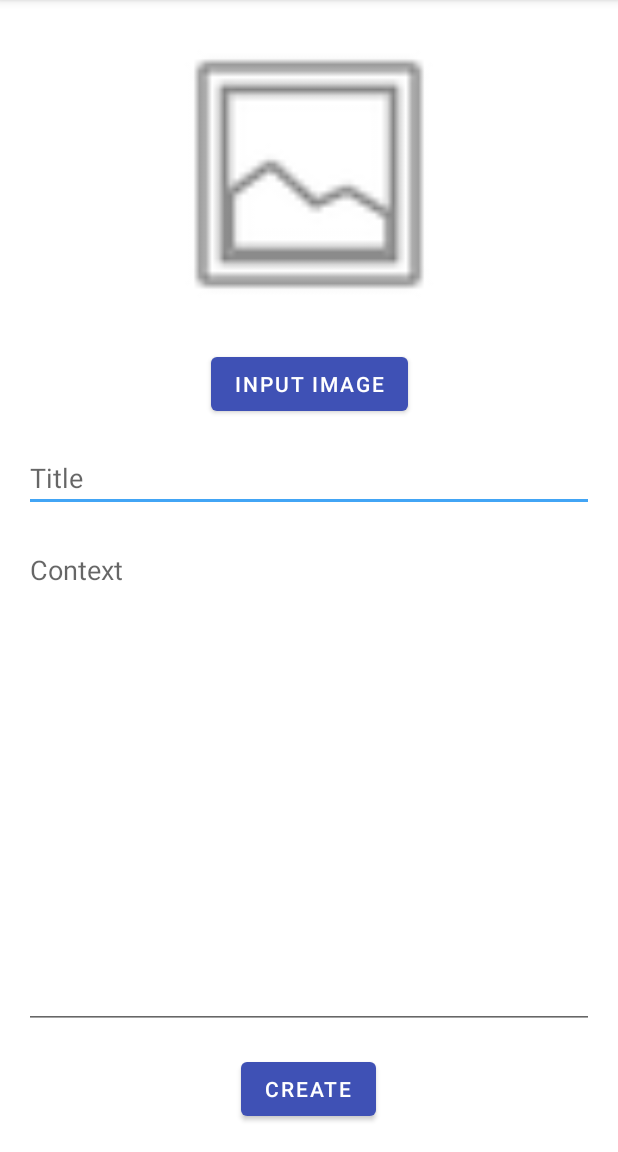
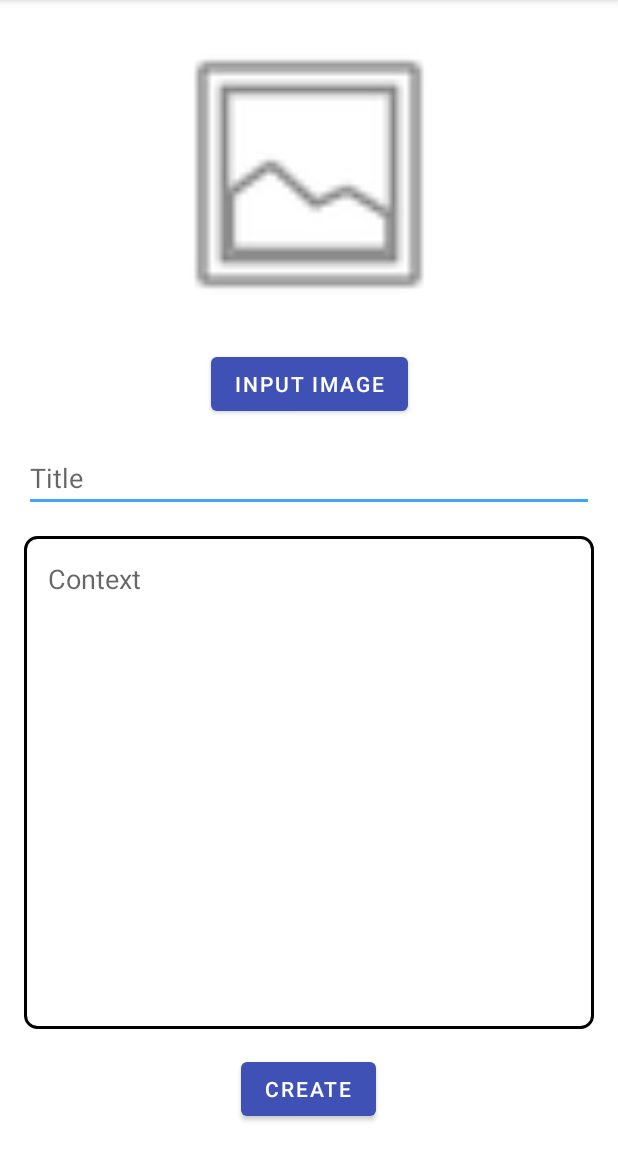
Before and after one commit to rmunechika/ChildPedia, an Android app: the CreateActivity screen opened directly, with no data from a screen before it, on a phone screen of 412 x 824 dp, the part 84-1236 px from its top. Run offline under Robolectric (Android 15) with nearby library versions, the phone set to English and light mode, and no system bars.

Commit message:
penambahan drawable

```diff
--- a/app/src/main/res/layout/activity_create.xml
+++ b/app/src/main/res/layout/activity_create.xml
@@ -41,7 +41,8 @@
         app:layout_constraintEnd_toEndOf="parent"
         app:layout_constraintHorizontal_bias="0.0"
         app:layout_constraintStart_toStartOf="parent"
-        app:layout_constraintTop_toBottomOf="@+id/btn_input" />
+        app:layout_constraintTop_toBottomOf="@+id/btn_input"
+        />
 
     <EditText
         android:id="@+id/it_context"
@@ -59,7 +60,10 @@
         app:layout_constraintBottom_toTopOf="@+id/btn_create"
         app:layout_constraintEnd_toEndOf="parent"
         app:layout_constraintStart_toStartOf="parent"
-        app:layout_constraintTop_toBottomOf="@+id/it_title" />
+        app:layout_constraintTop_toBottomOf="@+id/it_title"
+        android:background="@drawable/border"
+        android:padding="16dp"
+        />
 
     <Button
         android:id="@+id/btn_create"
```
